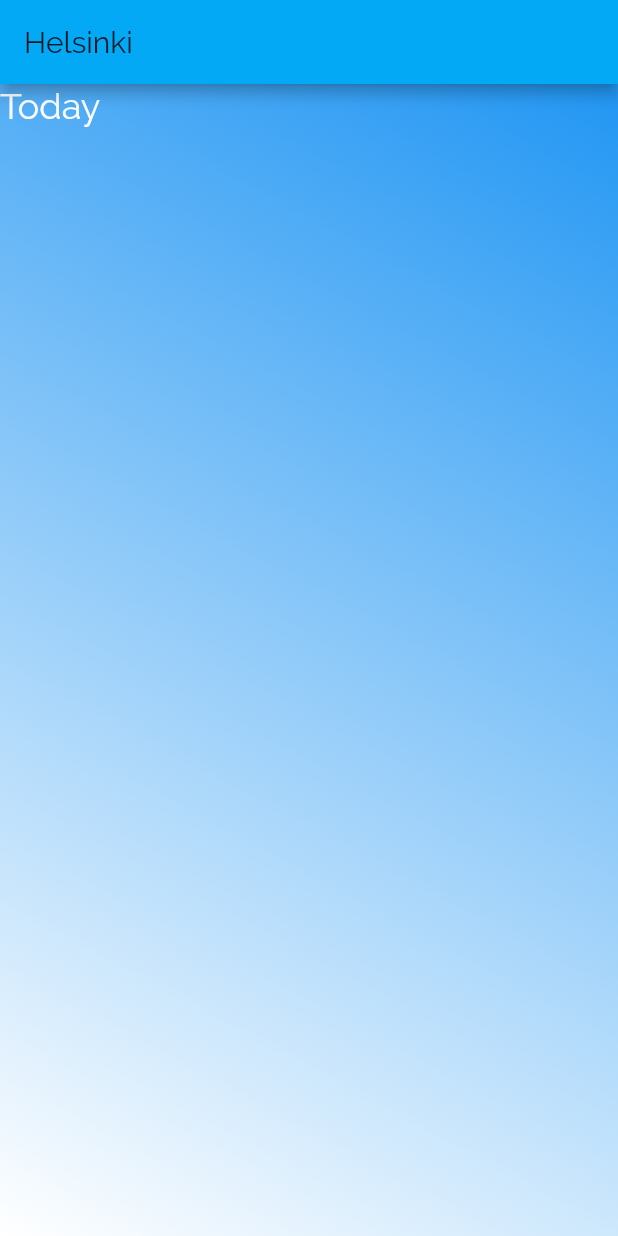
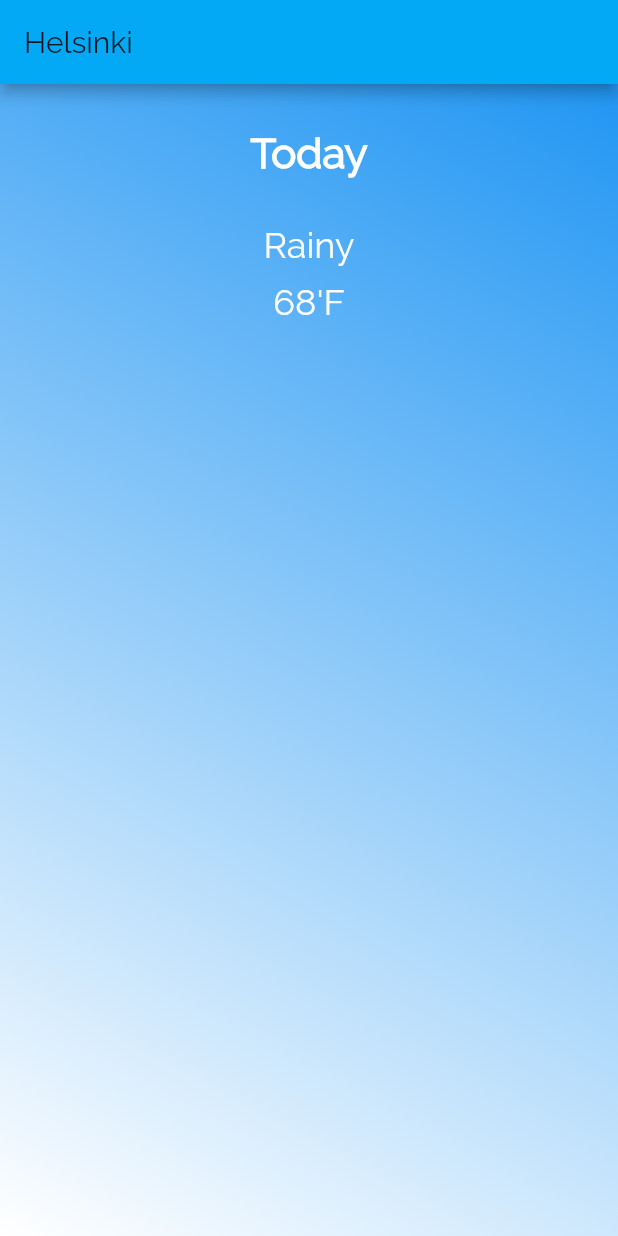
Before and after one commit to obpFin/yawa, a Flutter app: the screen it shows after launch, on a phone screen of 412 x 824 dp. Run offline on Flutter 3.47's test engine with Material 2 defaults, Android fonts, the phone set to English and light mode, and no system bars.

Commit message:
Today initial text

```diff
--- a/lib/screens/today_screen.dart
+++ b/lib/screens/today_screen.dart
@@ -8,12 +8,26 @@ class TodayScreen extends StatelessWidget {
     return Container(
       height: MediaQuery.of(context).size.height,
       width: MediaQuery.of(context).size.width,
-        decoration: BoxDecoration(gradient: LinearGradient(
+      decoration: BoxDecoration(
+        gradient: LinearGradient(
             begin: Alignment.topRight,
             end: Alignment.bottomLeft,
             colors: [Colors.blue, Colors.white]),
       ),
-        child: Text('Today'),
+      child: Column(
+        children: <Widget>[
+          Padding(
+            padding: const EdgeInsets.all(30.0),
+            child: Text(
+              'Today',
+              style: Theme.of(context).textTheme.title,
+            ),
+          ),
+          Text('Rainy'),
+          SizedBox(height: 10,),
+          Text('68\'F'),
+        ],
+      ),
     );
   }
 }
```
Also changed, not shown: lib/screens/tabs_screen.dart (line endings or trailing spaces). Lines whose indentation alone changed are shown as unchanged.
